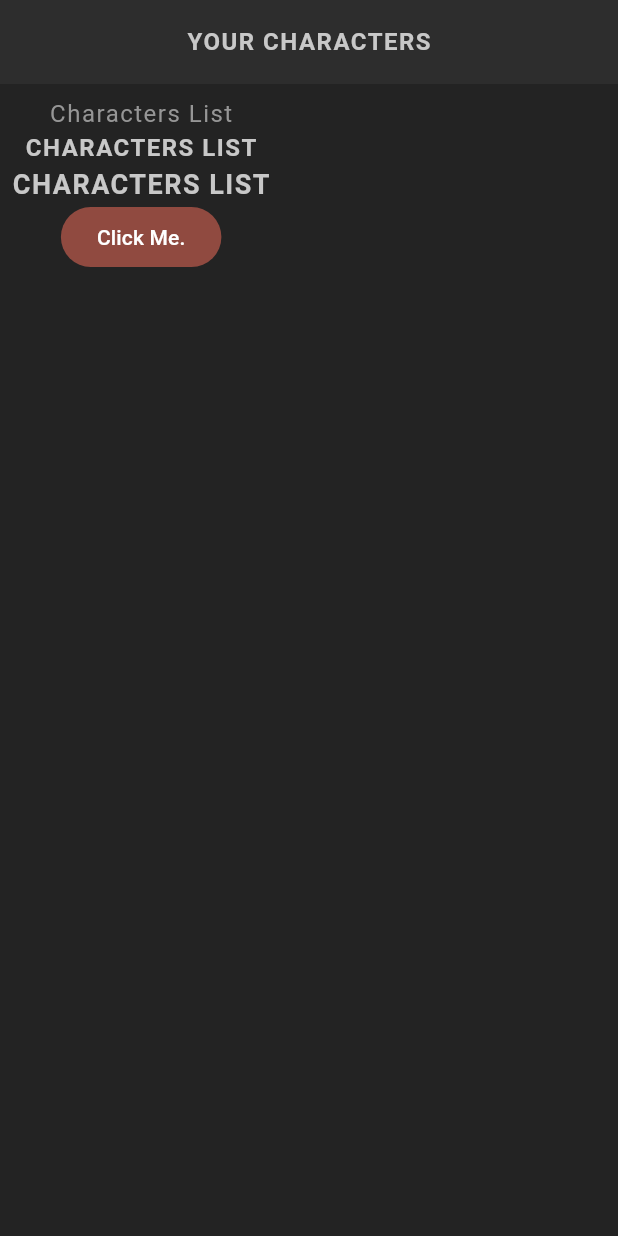
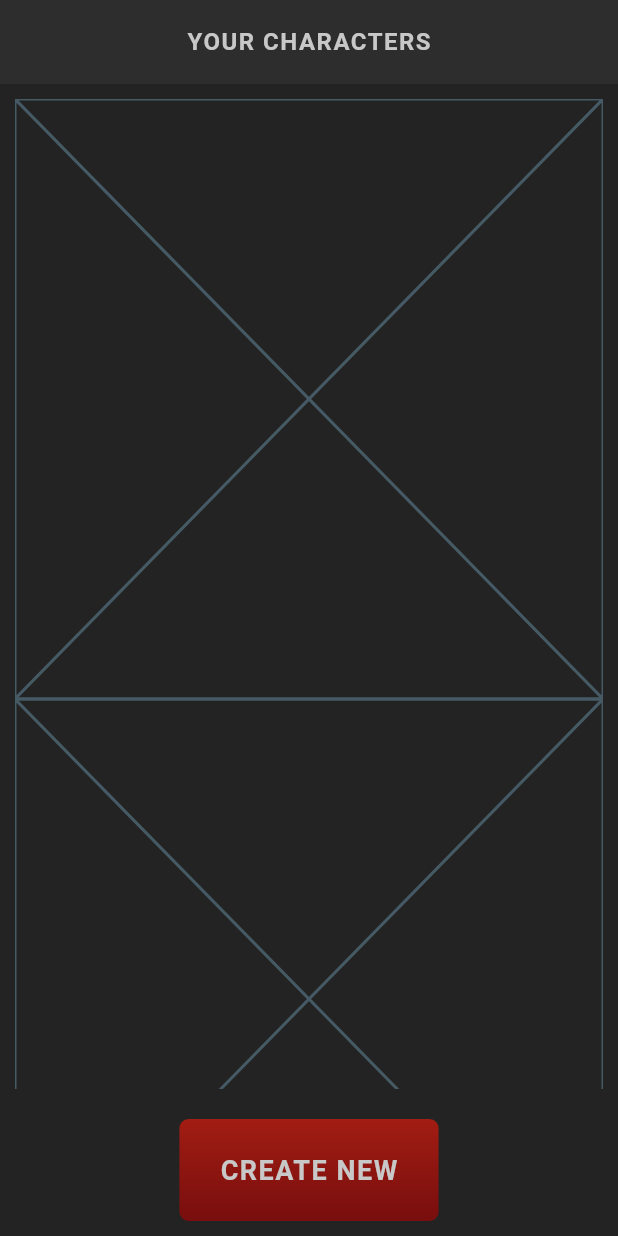
Before and after one commit to Hash001001/flutter_rpg, a Flutter app: the screen it shows after launch, on a phone screen of 412 x 824 dp. Run offline on Flutter 3.47's test engine with Material 3 defaults, Android fonts, the phone set to English and light mode, and no system bars; our stand-ins replace google_fonts; Roboto replaces fonts that are missing (Kanit).

Commit message:
- styled buttons implemented - card widget implemented

```diff
--- /dev/null
+++ b/lib/screens/home/characters_card.dart
@@ -0,0 +1,13 @@
+import 'package:flutter/material.dart';
+
+
+class CharactersCard extends StatelessWidget {
+  const CharactersCard({required this.characters, super.key});
+
+  final String characters;
+
+  @override
+  Widget build(BuildContext context) {
+    return const Placeholder();
+  }
+}
--- a/lib/screens/home/home.dart
+++ b/lib/screens/home/home.dart
@@ -1,5 +1,9 @@
 import 'package:flutter/material.dart';
 import 'package:flutter_learning_projects/shared/text_style.dart';
+import 'package:flutter_learning_projects/theme.dart';
+
+import '../../shared/styled_buttons.dart';
+import 'characters_card.dart';
 
 class Home extends StatefulWidget {
   const Home({super.key});
@@ -8,22 +12,30 @@ class Home extends StatefulWidget {
   State<Home> createState() => _HomeState();
 }
 
+List characters = ["Mario", "Lio", "Lingui", "Sui", "DioFi", "Dingo"];
+
 class _HomeState extends State<Home> {
   @override
   Widget build(BuildContext context) {
     return Scaffold(
       appBar: AppBar(title: TitleText(text: "Your Characters"), centerTitle: true),
       body: Container(
-        padding: EdgeInsets.all(8),
+        padding: EdgeInsets.all(10),
         child: Column(
           children: [
-            StyledText(text: "Characters List"),
-            TitleText(text:
-            "Characters List",
+            Expanded(
+              child: ListView.builder(
+                itemCount: characters.length,
+                  itemBuilder: (context, index){
+                  return CharactersCard(
+                    characters:  characters[index],
+                  );
+              }),
+            ),
 
-            ),
-            HeadlineText(text: "Characters List"),
-            FilledButton(onPressed: () {}, child: Text("Click Me.")),
+            SizedBox(height: 20,),
+
+            StyledButtons(onPressed: () {}, child: HeadlineText(text: "Create New")),
           ],
         ),
       ),
--- /dev/null
+++ b/lib/shared/styled_buttons.dart
@@ -0,0 +1,30 @@
+import 'package:flutter/material.dart';
+import 'package:flutter_learning_projects/theme.dart';
+
+
+class StyledButtons extends StatelessWidget {
+  const StyledButtons({
+    super.key,
+    required this.onPressed,
+    required this.child,
+  });
+
+  final Function() onPressed;
+  final Widget child;
+
+  @override
+  Widget build(BuildContext context) {
+    return Container(
+      padding: EdgeInsets.symmetric(vertical: 10, horizontal: 15),
+      decoration: BoxDecoration(
+        gradient: LinearGradient(
+          colors: [AppColor.primaryColor, AppColor.primaryAccent],
+          begin: Alignment.topCenter,
+          end: Alignment.bottomCenter,
+        ),
+        borderRadius: BorderRadius.all(Radius.circular(6))
+      ),
+      child: TextButton(onPressed: onPressed, child: child),
+    );
+  }
+}
```
